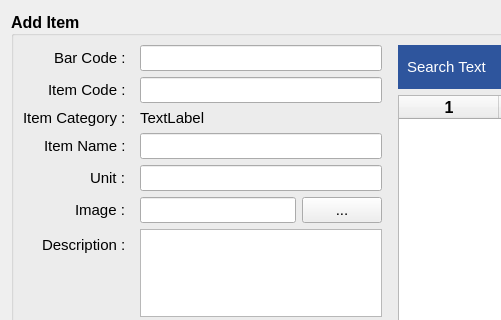
Before: the Qt Designer form estorecpp/additemwidget.ui in Watti/estorecpp, drawn with Qt 5; both pictures show x 0 to 501 and y 0 to 320 of the 779 by 466 pixel window.
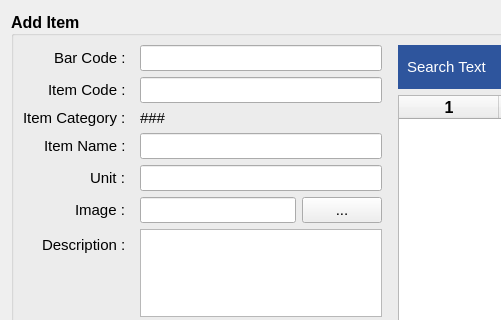
After: the same form once the commit is applied.

What changed in the file:
```diff
--- a/estorecpp/additemwidget.ui
+++ b/estorecpp/additemwidget.ui
@@ -145,7 +145,7 @@
            </font>
           </property>
           <property name="text">
-           <string>TextLabel</string>
+           <string>###</string>
           </property>
          </widget>
         </item>
```
